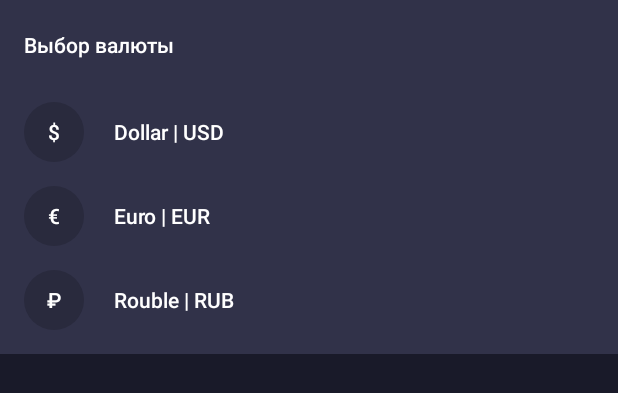
After one commit to Cycloone/loftcoinoct18, an Android app: the layout dialog_currency.xml on its own in the app's theme, with its tools: preview values and no code run, on a phone screen of 412 x 824 dp. The commit adds this screen. Shown: the top 393 px of the screen. Run offline under Robolectric (Android 15) with nearby library versions, the phone set to English and light mode, and no system bars; network calls fail.

Commit message:
Add currency dialog.

```diff
--- a/app/src/main/java/com/loftschool/loftcoinoct18/screens/main/rate/RatePresenter.java
+++ b/app/src/main/java/com/loftschool/loftcoinoct18/screens/main/rate/RatePresenter.java
@@ -1,4 +1,6 @@
 package com.loftschool.loftcoinoct18.screens.main.rate;
+
+import com.loftschool.loftcoinoct18.data.model.Fiat;
 
 public interface RatePresenter {
 
@@ -9,4 +11,8 @@ public interface RatePresenter {
     void getRate();
 
     void onRefresh();
+
+    void onMenuItemCurrencyClick();
+
+    void onFiatCurrencySelected(Fiat currency);
 }
--- a/app/src/main/java/com/loftschool/loftcoinoct18/screens/main/rate/RateView.java
+++ b/app/src/main/java/com/loftschool/loftcoinoct18/screens/main/rate/RateView.java
@@ -11,4 +11,8 @@ public interface RateView {
     void setRefreshing(Boolean refreshing);
 
     void showCurrencyDialog();
+
+    void showProgress();
+
+    void hideProgress();
 }
--- /dev/null
+++ b/app/src/main/res/drawable/bg_coin_symbol_trasparent.xml
@@ -0,0 +1,8 @@
+<?xml version="1.0" encoding="utf-8"?>
+<shape xmlns:android="http://schemas.android.com/apk/res/android"
+    android:shape="oval">
+    <size
+        android:width="40dp"
+        android:height="40dp" />
+    <solid android:color="#2B000000" />
+</shape>
--- /dev/null
+++ b/app/src/main/res/layout/dialog_currency.xml
@@ -0,0 +1,111 @@
+<?xml version="1.0" encoding="utf-8"?>
+<LinearLayout xmlns:android="http://schemas.android.com/apk/res/android"
+    android:layout_width="match_parent"
+    android:layout_height="wrap_content"
+    android:background="@color/grey_50"
+    android:orientation="vertical"
+    android:paddingBottom="8dp">
+
+    <TextView
+        android:layout_width="match_parent"
+        android:layout_height="60dp"
+        android:fontFamily="sans-serif-medium"
+        android:gravity="center_vertical"
+        android:paddingStart="@dimen/dim_dialog_currency_layout_paddings"
+        android:paddingEnd="@dimen/dim_dialog_currency_layout_paddings"
+        android:text="@string/menu_currency_select"
+        android:textColor="@color/primary_text_color" />
+
+    <LinearLayout
+        android:id="@+id/usd"
+        android:layout_width="match_parent"
+        android:layout_height="@dimen/dim_dialog_currency_linearLayout_height"
+        android:background="?android:attr/selectableItemBackground"
+        android:gravity="center_vertical"
+        android:orientation="horizontal"
+        android:paddingStart="@dimen/dim_dialog_currency_layout_paddings"
+        android:paddingEnd="@dimen/dim_dialog_currency_layout_paddings">
+
+        <TextView
+            android:layout_width="@dimen/dim_dialog_currency_textView_width_height"
+            android:layout_height="@dimen/dim_dialog_currency_textView_width_height"
+            android:background="@drawable/bg_coin_symbol_trasparent"
+            android:fontFamily="sans-serif-medium"
+            android:gravity="center"
+            android:text="@string/sign_dollar"
+            android:textColor="@color/primary_text_color"
+            android:textSize="@dimen/dim_dialog_currency_textView_textSize" />
+
+        <TextView
+            android:layout_width="match_parent"
+            android:layout_height="wrap_content"
+            android:layout_marginStart="@dimen/dim_dialog_currency_textView_marginStart"
+            android:fontFamily="sans-serif-medium"
+            android:text="@string/dialog_currency_dollar_usd"
+            android:textColor="@color/primary_text_color"
+            android:textSize="@dimen/dim_dialog_currency_textView_textSize" />
+
+    </LinearLayout>
+
+    <LinearLayout
+        android:id="@+id/eur"
+        android:layout_width="match_parent"
+        android:layout_height="@dimen/dim_dialog_currency_linearLayout_height"
+        android:background="?android:attr/selectableItemBackground"
+        android:gravity="center_vertical"
+        android:orientation="horizontal"
+        android:paddingStart="@dimen/dim_dialog_currency_layout_paddings"
+        android:paddingEnd="@dimen/dim_dialog_currency_layout_paddings">
+
+        <TextView
+            android:layout_width="@dimen/dim_dialog_currency_textView_width_height"
+            android:layout_height="@dimen/dim_dialog_currency_textView_width_height"
+            android:background="@drawable/bg_coin_symbol_trasparent"
+            android:fontFamily="sans-serif-medium"
+            android:gravity="center"
+            android:text="@string/sign_euro"
+            android:textColor="@color/primary_text_color"
+            android:textSize="@dimen/dim_dialog_currency_textView_textSize" />
+
+        <TextView
+            android:layout_width="match_parent"
+            android:layout_height="wrap_content"
+            android:layout_marginStart="@dimen/dim_dialog_currency_textView_marginStart"
+            android:fontFamily="sans-serif-medium"
+            android:text="@string/dialog_currency_euro_eur"
+            android:textColor="@color/primary_text_color"
+            android:textSize="@dimen/dim_dialog_currency_textView_textSize" />
+
+    </LinearLayout>
+
+    <LinearLayout
+        android:id="@+id/rub"
+        android:layout_width="match_parent"
+        android:layout_height="@dimen/dim_dialog_currency_linearLayout_height"
+        android:background="?android:attr/selectableItemBackground"
+        android:gravity="center_vertical"
+        android:orientation="horizontal"
+        android:paddingStart="@dimen/dim_dialog_currency_layout_paddings"
+        android:paddingEnd="@dimen/dim_dialog_currency_layout_paddings">
+
+        <TextView
+            android:layout_width="@dimen/dim_dialog_currency_textView_width_height"
+            android:layout_height="@dimen/dim_dialog_currency_textView_width_height"
+            android:background="@drawable/bg_coin_symbol_trasparent"
+            android:fontFamily="sans-serif-medium"
+            android:gravity="center"
+            android:text="@string/sign_ruble"
+            android:textColor="@color/primary_text_color"
+            android:textSize="@dimen/dim_dialog_currency_textView_textSize" />
+
+        <TextView
+            android:layout_width="match_parent"
+            android:layout_height="wrap_content"
+            android:layout_marginStart="@dimen/dim_dialog_currency_textView_marginStart"
+            android:fontFamily="sans-serif-medium"
+            android:text="@string/dialog_currency_rouble_rub"
+            android:textColor="@color/primary_text_color"
+            android:textSize="@dimen/dim_dialog_currency_textView_textSize" />
+
+    </LinearLayout>
+</LinearLayout>
--- a/app/src/main/res/values/dimens.xml
+++ b/app/src/main/res/values/dimens.xml
@@ -8,4 +8,9 @@
     <dimen name="fragment_welcome_text_size">14sp</dimen>
     <dimen name="dim_fragment_welcome_subtitle">32dp</dimen>
     <dimen name="dim_activity_welcome_start_btn">64dp</dimen>
+    <dimen name="dim_dialog_currency_linearLayout_height">56dp</dimen>
+    <dimen name="dim_dialog_currency_textView_width_height">40dp</dimen>
+    <dimen name="dim_dialog_currency_textView_textSize">14sp</dimen>
+    <dimen name="dim_dialog_currency_layout_paddings">16dp</dimen>
+    <dimen name="dim_dialog_currency_textView_marginStart">20dp</dimen>
 </resources>
--- a/app/src/main/res/values/strings.xml
+++ b/app/src/main/res/values/strings.xml
@@ -14,5 +14,12 @@
     <string name="rate_screen_title">Общий анализ</string>
     <string name="rate_item_percent_change" translatable="false">%.2f%%</string>
     <string name="currency_amount">%s %s</string>
+    <string name="menu_currency_select">Выбор валюты</string>
+    <string name="sign_dollar">$</string>
+    <string name="sign_euro">€</string>
+    <string name="sign_ruble">₽</string>
+    <string name="dialog_currency_dollar_usd">Dollar | USD</string>
+    <string name="dialog_currency_euro_eur">Euro | EUR</string>
+    <string name="dialog_currency_rouble_rub">Rouble | RUB</string>
 
 </resources>
```
Also changed, not shown: app/src/main/java/com/loftschool/loftcoinoct18/screens/main/rate/CurrencyDialog.java (added, +66 -0 lines), app/src/main/java/com/loftschool/loftcoinoct18/screens/main/rate/RateFragment.java (+44 -3 lines), app/src/main/java/com/loftschool/loftcoinoct18/screens/main/rate/RatePresenterImpl.java (+31 -6 lines), app/src/main/res/drawable/ic_menu_currency.xml (added, +10 -0 lines), app/src/main/res/layout/fragment_rate.xml (+13 -0 lines), app/src/main/res/menu/menu_rate.xml (added, +11 -0 lines), 2 other files.
